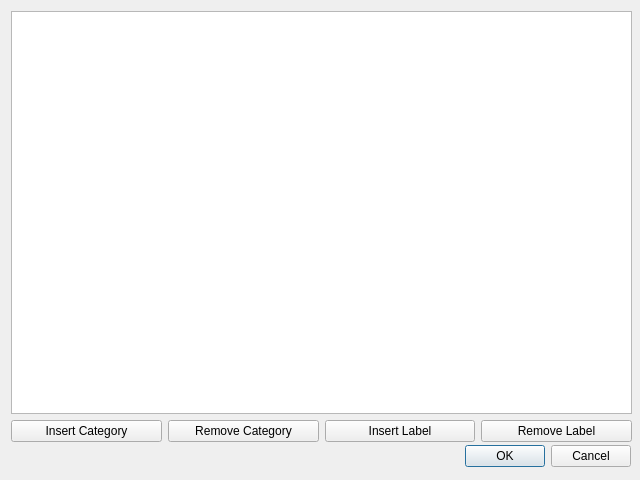
This is modules/app/dialogannotation.ui in smartsenselab/SSAT as Qt 5 draws it before an edit. The edited form follows.
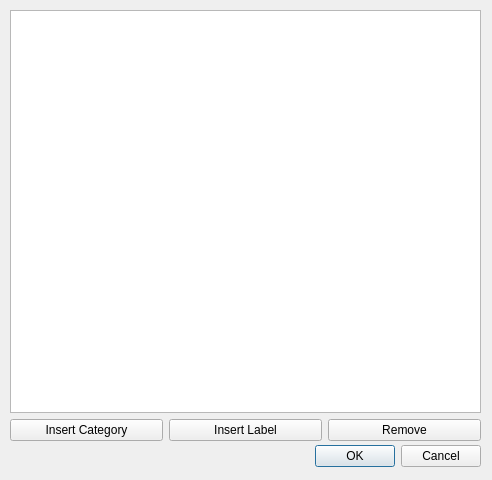
This is the edited form.

Commit message: Getting successful with QTreeView

What changed in the file:
```diff
--- a/modules/app/dialogannotation.ui
+++ b/modules/app/dialogannotation.ui
@@ -6,7 +6,7 @@
    <rect>
     <x>0</x>
     <y>0</y>
-    <width>640</width>
+    <width>492</width>
     <height>480</height>
    </rect>
   </property>
@@ -18,7 +18,7 @@
     <rect>
      <x>10</x>
      <y>441</y>
-     <width>621</width>
+     <width>471</width>
      <height>31</height>
     </rect>
    </property>
@@ -32,15 +32,15 @@
   <widget class="QWidget" name="">
    <property name="geometry">
     <rect>
-     <x>11</x>
-     <y>11</y>
-     <width>621</width>
+     <x>10</x>
+     <y>10</y>
+     <width>471</width>
      <height>431</height>
     </rect>
    </property>
    <layout class="QVBoxLayout" name="verticalLayout">
     <item>
-     <widget class="QColumnView" name="columnViewAttributes"/>
+     <widget class="QTreeView" name="treeViewAttributes"/>
     </item>
     <item>
      <layout class="QHBoxLayout" name="horizontalLayout">
@@ -51,13 +51,6 @@
         </property>
        </widget>
       </item>
-      <item>
-       <widget class="QPushButton" name="pushButtonRemoveCategory">
-        <property name="text">
-         <string>Remove Category</string>
-        </property>
-       </widget>
-      </item>
       <item>
        <widget class="QPushButton" name="pushButtonInsertLabel">
         <property name="text">
@@ -68,7 +61,7 @@
       <item>
        <widget class="QPushButton" name="pushButtonRemoveLabel">
         <property name="text">
-         <string>Remove Label</string>
+         <string>Remove</string>
         </property>
        </widget>
       </item>
```
Left out of the diff: 2 changed lines with no effect on the pictures. The commit also changes 2 other files.
